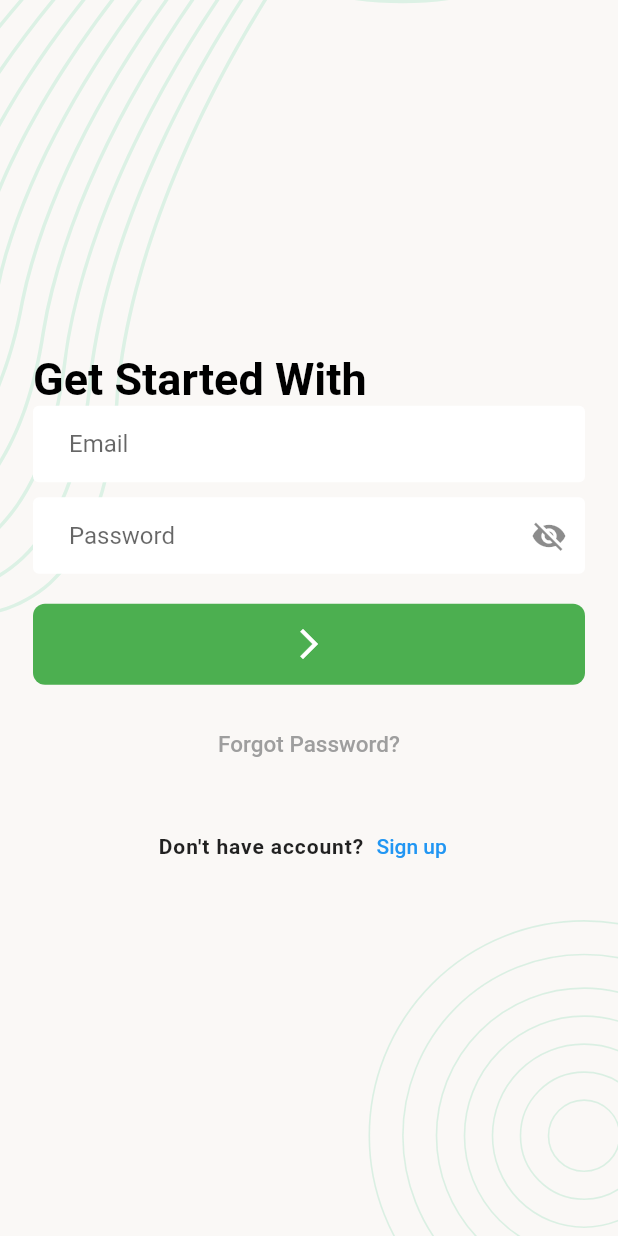
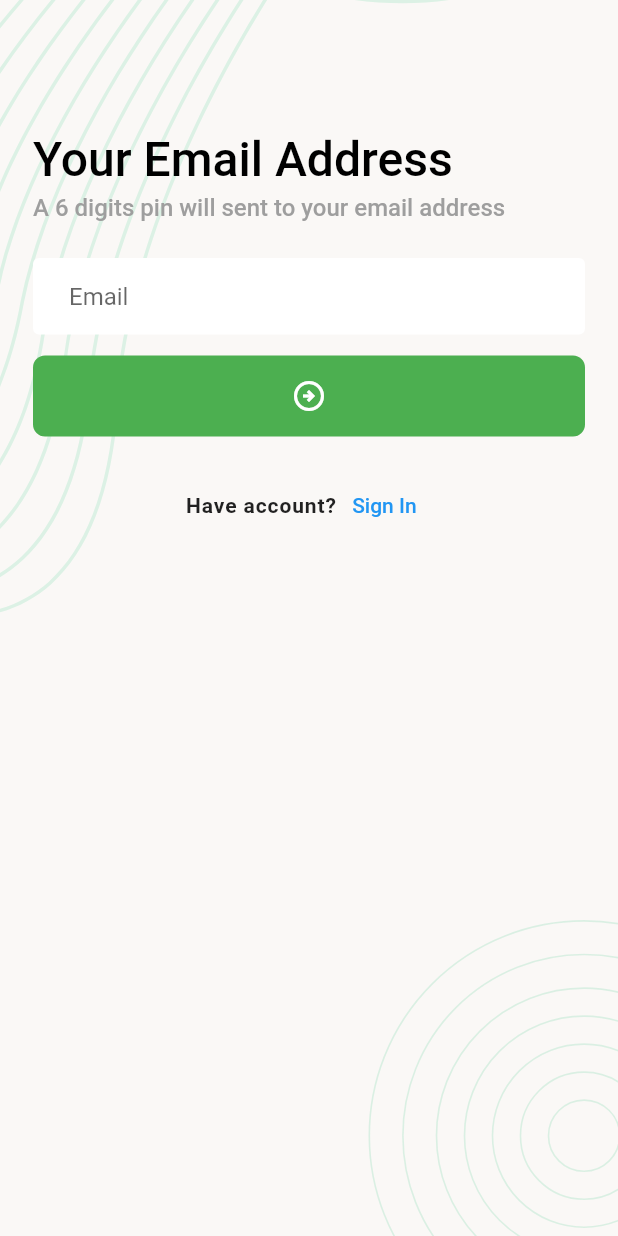
Before and after one commit to faisal-fardin/Taskmanager_apps_with-API, a Flutter app: the screen it shows after launch, after a tap on "Forgot Password?", on a phone screen of 412 x 824 dp. Run offline on Flutter 3.47's test engine with Material 2 defaults, Android fonts, the phone set to English and light mode, and no system bars; our stand-ins replace flutter_svg, get.

Commit message:
email verification screen ui design has been added

```diff
--- a/lib/app.dart
+++ b/lib/app.dart
@@ -2,6 +2,7 @@
 
 import 'package:flutter/material.dart';
 import 'package:get/get.dart';
+import 'package:taskmanager_apps_api/ui/screen/email_verification_screen.dart';
 import 'package:taskmanager_apps_api/ui/screen/login_screen.dart';
 import 'package:taskmanager_apps_api/ui/screen/splash_screen.dart';
 
@@ -24,6 +25,7 @@ class TaskManagerApp extends StatelessWidget {
       getPages: [
         GetPage(name: '/', page: ()=> const SplashScreen()),
         GetPage(name: '/LogIn', page: ()=> const LoginScreen()),
+        GetPage(name: '/EmailVerification', page: ()=> const EmailVerificationScreen()),
       ],
     );
   }
--- a/lib/style_file/style.dart
+++ b/lib/style_file/style.dart
@@ -12,7 +12,7 @@ TextStyle headTextStyle() {
 
 TextStyle subTitle() {
   return const TextStyle(
-    fontSize: 18,
+    fontSize: 16,
     fontWeight: FontWeight.w500,
     color: Colors.grey,
   );
--- /dev/null
+++ b/lib/ui/screen/email_verification_screen.dart
@@ -0,0 +1,85 @@
+
+import 'package:flutter/material.dart';
+import 'package:get/get.dart';
+
+import '../../style_file/style.dart';
+import '../widgets/screen_background.dart';
+
+class EmailVerificationScreen extends StatefulWidget {
+  const EmailVerificationScreen({super.key});
+
+  @override
+  State<EmailVerificationScreen> createState() => _EmailVerificationScreenState();
+}
+
+class _EmailVerificationScreenState extends State<EmailVerificationScreen> {
+  @override
+  Widget build(BuildContext context) {
+    return Scaffold(
+      body: ScreenBackground(
+          child: SafeArea(
+            child: SingleChildScrollView(
+              child: Padding(
+                padding: const EdgeInsets.all(22.0),
+                child: Column(
+                  crossAxisAlignment: CrossAxisAlignment.start,
+                  children: [
+                    const SizedBox(height: 65,),
+                     Text(
+                      'Your Email Address',
+                      style: headTextStyle(),
+                    ),
+                    const SizedBox(
+                      height: 4,
+                    ),
+                    Text(
+                      'A 6 digits pin will sent to your email address',
+                      style: subTitle(),
+                    ),
+                    const SizedBox(
+                      height: 24,
+                    ),
+                    TextFormField(
+                      keyboardType: TextInputType.emailAddress,
+                      decoration: appInputStyle('Email'),
+                    ),
+                    const SizedBox(
+                      height: 14,
+                    ),
+                    SizedBox(
+                      width: double.infinity,
+                      child: ElevatedButton(
+                        style: buttonStyle(),
+                        onPressed: () {},
+                        child: const Icon(Icons.arrow_circle_right_outlined),
+                      ),
+                    ),
+                    const SizedBox(
+                      height: 22,
+                    ),
+                    Row(
+                      mainAxisAlignment: MainAxisAlignment.center,
+                      children: [
+                        const Text(
+                          "Have account?",
+                          style: TextStyle(
+                            fontWeight: FontWeight.bold,
+                            letterSpacing: 0.6,
+                          ),
+                        ),
+                        TextButton(
+                          onPressed: () {
+                            Get.offNamed('/LogIn');
+                          },
+                          child: const Text('Sign In'),
+                        ),
+                      ],
+                    )
+                  ],
+                ),
+              ),
+            ),
+          )),
+    );
+  }
+}
--- a/lib/ui/screen/login_screen.dart
+++ b/lib/ui/screen/login_screen.dart
@@ -1,4 +1,5 @@
 import 'package:flutter/material.dart';
+import 'package:get/get.dart';
 import 'package:taskmanager_apps_api/ui/widgets/screen_background.dart';
 
 import '../../style_file/style.dart';
@@ -18,12 +19,14 @@ class _LoginScreenState extends State<LoginScreen> {
     return Scaffold(
       body: ScreenBackground(
           child: SafeArea(
+        child: SingleChildScrollView(
           child: Padding(
             padding: const EdgeInsets.all(22.0),
             child: Column(
               mainAxisAlignment: MainAxisAlignment.center,
               crossAxisAlignment: CrossAxisAlignment.start,
               children: [
+                const SizedBox(height: 65,),
                 const Text(
                   'Get Started With',
                   style: TextStyle(
@@ -60,7 +63,9 @@ class _LoginScreenState extends State<LoginScreen> {
                   width: double.infinity,
                   child: ElevatedButton(
                     style: buttonStyle(),
-                  onPressed: () {},
+                    onPressed: () {
+
+                    },
                     child: const Icon(Icons.arrow_forward_ios),
                   ),
                 ),
@@ -69,7 +74,9 @@ class _LoginScreenState extends State<LoginScreen> {
                 ),
                 Center(
                   child: TextButton(
-                  onPressed: () {},
+                    onPressed: () {
+                      Get.toNamed('/EmailVerification');
+                    },
                     child: const Text(
                       'Forgot Password?',
                       style: TextStyle(fontSize: 15, color: Colors.grey),
@@ -82,10 +89,13 @@ class _LoginScreenState extends State<LoginScreen> {
                 Row(
                   mainAxisAlignment: MainAxisAlignment.center,
                   children: [
-                  const Text("Don't have account?", style: TextStyle(
+                    const Text(
+                      "Don't have account?",
+                      style: TextStyle(
                         fontWeight: FontWeight.bold,
                         letterSpacing: 0.6,
-                  ), ),
+                      ),
+                    ),
                     TextButton(
                       onPressed: () {},
                       child: const Text('Sign up'),
@@ -95,6 +105,7 @@ class _LoginScreenState extends State<LoginScreen> {
               ],
             ),
           ),
+        ),
       )),
     );
   }
```
Lines whose indentation alone changed are shown as unchanged.
